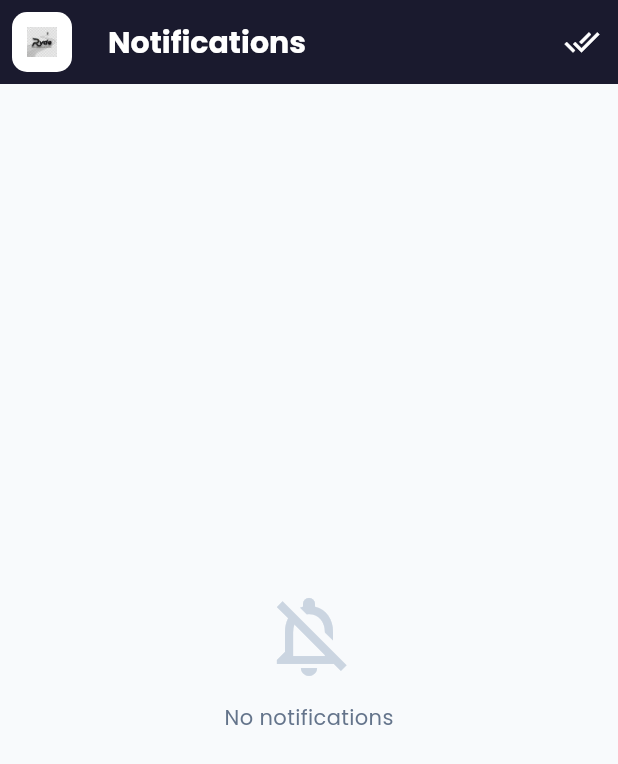
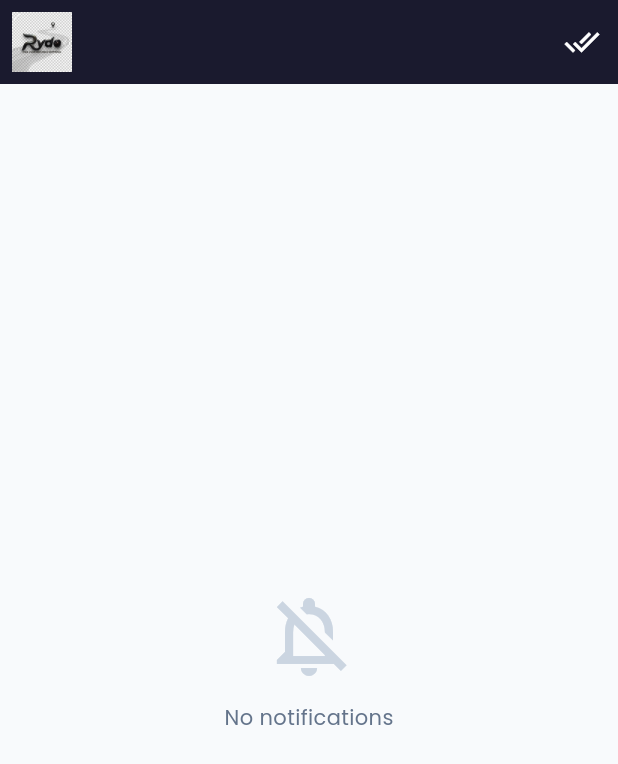
Before and after one commit to ankit142jaiswal/rydo_customer_app, a Flutter app: the HomeScreen screen opened by its route, after a tap on the "notifications" icon, on a phone screen of 412 x 824 dp. Shown: the top 764 px of the screen. Run offline on Flutter 3.47's test engine with Material 3 defaults, Android fonts, the phone set to English and light mode, and no system bars; our stand-ins replace geocoding, geolocator, google_fonts, shared_preferences, socket_io_client; missing offline and left inert: dart:js, dart:js_util, razorpay_flutter; accounts and stored records are empty; network calls fail.

Commit message:
navigation bar updated

```diff
--- a/lib/screens/home/home_screen.dart
+++ b/lib/screens/home/home_screen.dart
@@ -170,41 +170,28 @@ class _HomeScreenState extends State<HomeScreen> {
       // ── Side navigation drawer ─────────────────────────────────────────
       drawer: _buildDrawer(context),
       appBar: AppBar(
-        // Dark charcoal AppBar — hamburger auto-inserted by Scaffold when
-        // drawer is set; we override it with the logo instead.
         backgroundColor: AppColors.dark,
         elevation: 0,
         scrolledUnderElevation: 0,
+        // Logo fills the full leading area and opens the drawer on tap
+        automaticallyImplyLeading: false,
         leading: Builder(
           builder: (ctx) => InkWell(
-            borderRadius: BorderRadius.circular(10),
             onTap: () => Scaffold.of(ctx).openDrawer(),
             child: Padding(
               padding: const EdgeInsets.all(8),
-              child: Container(
-                decoration: BoxDecoration(
-                  color: Colors.white,
-                  borderRadius: BorderRadius.circular(10),
-                ),
-                child: const Padding(
-                  padding: EdgeInsets.all(10),
-                  child: Image(
-                    image: AssetImage('assets/images/rydo_logo.png'),
-                    fit: BoxFit.contain,
-                  ),
+              child: ClipRRect(
+                borderRadius: BorderRadius.circular(10),
+                child: Image.asset(
+                  'assets/images/rydo_icon.png',
+                  fit: BoxFit.cover,
                 ),
               ),
             ),
           ),
         ),
-        title: Text(
-          _currentIndex == 0 ? 'Rydo' : tabTitles[_currentIndex],
-          style: const TextStyle(
-            color: Colors.white,
-            fontWeight: FontWeight.w700,
-            fontSize: 20,
-          ),
-        ),
+        // No title — logo IS the brand identity + menu trigger
+        title: null,
         actions: [
           Consumer<NotificationProvider>(
             builder: (context, notifProvider, _) {
--- a/lib/screens/notifications_screen.dart
+++ b/lib/screens/notifications_screen.dart
@@ -39,30 +39,15 @@ class _NotificationsScreenState extends State<NotificationsScreen> {
         foregroundColor: Colors.white,
         elevation: 0,
         scrolledUnderElevation: 0,
+        automaticallyImplyLeading: false,
         leading: Padding(
           padding: const EdgeInsets.all(8),
-          child: Container(
-            decoration: BoxDecoration(
-              color: Colors.white,
-              borderRadius: BorderRadius.circular(10),
-            ),
-            child: const Padding(
-              padding: EdgeInsets.all(10),
-              child: Image(
-                image: AssetImage('assets/images/rydo_logo.png'),
-                fit: BoxFit.contain,
-              ),
-            ),
+          child: Image.asset(
+            'assets/images/rydo_logo.png',
+            fit: BoxFit.contain,
           ),
         ),
-        title: const Text(
-          'Notifications',
-          style: TextStyle(
-            color: Colors.white,
-            fontWeight: FontWeight.w700,
-            fontSize: 20,
-          ),
-        ),
+        title: null,
         actions: [
           IconButton(
             icon: const Icon(Icons.done_all, color: Colors.white),
```
Also changed, not shown: lib/screens/rides_screen.dart (+5 -20 lines).
